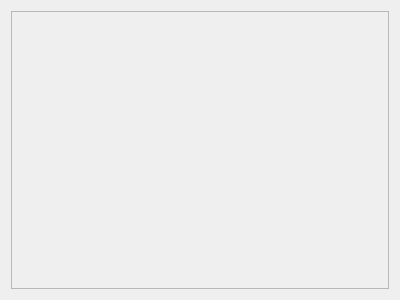
Before: the Qt Designer form src/citron/configuration/configure_per_game_addons.ui in citron-neo/emulator, drawn with Qt 5.
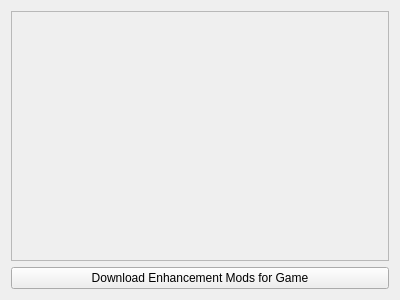
After: the same form once the commit is applied.

Commit message: Add Mod Installer Logic

```diff
--- a/src/citron/configuration/configure_per_game_addons.ui
+++ b/src/citron/configuration/configure_per_game_addons.ui
@@ -22,16 +22,17 @@
      <property name="widgetResizable">
       <bool>true</bool>
      </property>
-     <widget class="QWidget" name="scrollAreaWidgetContents">
-      <property name="geometry">
-       <rect>
-        <x>0</x>
-        <y>0</y>
-        <width>380</width>
-        <height>280</height>
-       </rect>
-      </property>
-     </widget>
+     <widget class="QWidget" name="scrollAreaWidgetContents"/>
+    </widget>
+   </item>
+   <item row="1" column="0">
+    <widget class="QPushButton" name="button_download_mods">
+     <property name="toolTip">
+      <string>Citron uses third-party created mods that are verified safe to use. All credits for mods go to their respective creators.</string>
+     </property>
+     <property name="text">
+      <string>Download Enhancement Mods for Game</string>
+     </property>
     </widget>
    </item>
   </layout>
```
